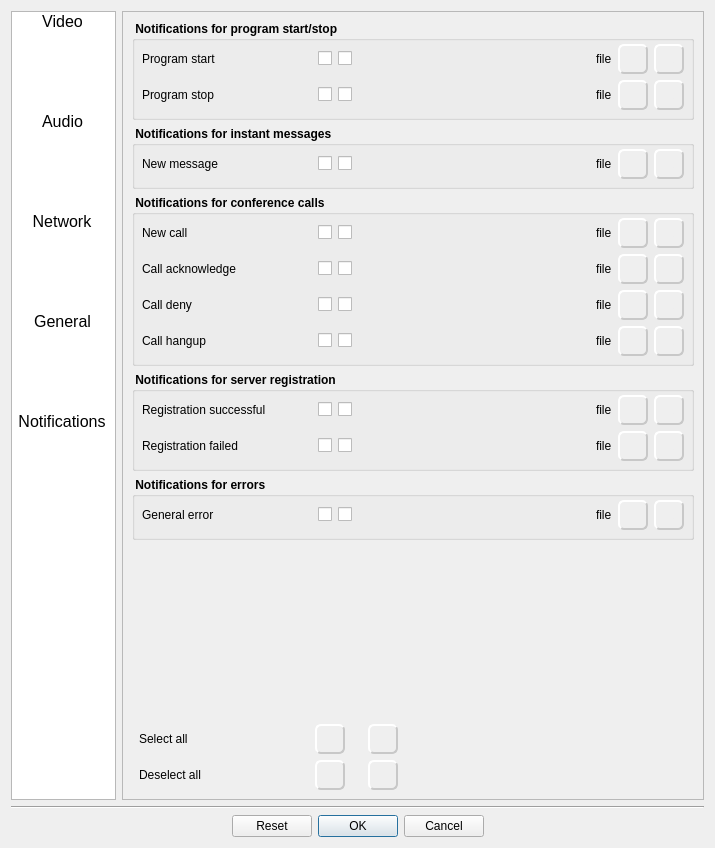
Old version of the form Homer/forms/Dialogs/ConfigurationDialog.ui in the repository Homer-Conferencing/Homer-Conferencing.
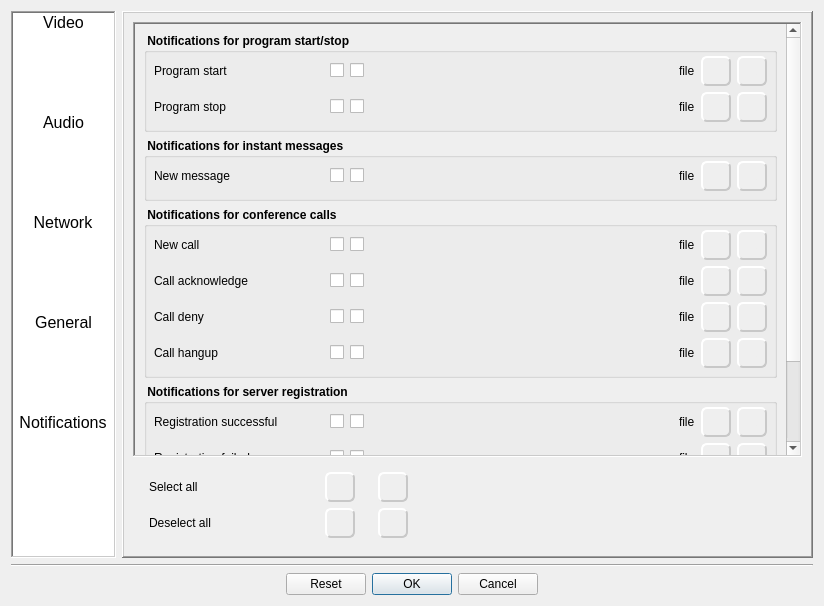
New version of the form. The open tabs and pages were chosen to show the change. Icons and pictures are not drawn.

Commit message: - fixed: no capital letters in tool tips - added: intuitive settings menu - fixed: GUI layout aligned

Patch:
```diff
--- a/Homer/forms/Dialogs/ConfigurationDialog.ui
+++ b/Homer/forms/Dialogs/ConfigurationDialog.ui
@@ -6,8 +6,8 @@
    <rect>
     <x>0</x>
     <y>0</y>
-    <width>715</width>
-    <height>848</height>
+    <width>824</width>
+    <height>606</height>
    </rect>
   </property>
   <property name="windowTitle">
@@ -41,7 +41,7 @@
         </font>
        </property>
        <property name="frameShape">
-        <enum>QFrame::StyledPanel</enum>
+        <enum>QFrame::WinPanel</enum>
        </property>
        <property name="frameShadow">
         <enum>QFrame::Sunken</enum>
@@ -164,7 +164,7 @@
         </font>
        </property>
        <property name="frameShape">
-        <enum>QFrame::StyledPanel</enum>
+        <enum>QFrame::WinPanel</enum>
        </property>
        <property name="frameShadow">
         <enum>QFrame::Raised</enum>
@@ -3099,6 +3099,33 @@
        <widget class="QWidget" name="mNotifications">
         <layout class="QVBoxLayout" name="verticalLayout_21">
          <item>
+          <widget class="QScrollArea" name="scrollArea">
+           <property name="frameShape">
+            <enum>QFrame::WinPanel</enum>
+           </property>
+           <property name="frameShadow">
+            <enum>QFrame::Sunken</enum>
+           </property>
+           <property name="lineWidth">
+            <number>0</number>
+           </property>
+           <property name="widgetResizable">
+            <bool>true</bool>
+           </property>
+           <property name="alignment">
+            <set>Qt::AlignCenter</set>
+           </property>
+           <widget class="QWidget" name="scrollAreaWidgetContents">
+            <property name="geometry">
+             <rect>
+              <x>0</x>
+              <y>0</y>
+              <width>646</width>
+              <height>542</height>
+             </rect>
+            </property>
+            <layout class="QVBoxLayout" name="verticalLayout_24">
+             <item>
           <widget class="QGroupBox" name="mGrpStyle_7">
            <property name="font">
             <font>
@@ -5322,22 +5349,25 @@
            </layout>
           </widget>
          </item>
-         <item>
-          <spacer name="verticalSpacer_6">
-           <property name="orientation">
-            <enum>Qt::Vertical</enum>
-           </property>
-           <property name="sizeType">
-            <enum>QSizePolicy::MinimumExpanding</enum>
-           </property>
-           <property name="sizeHint" stdset="0">
-            <size>
-             <width>20</width>
-             <height>1</height>
-            </size>
-           </property>
-          </spacer>
+            </layout>
+            <zorder>mGrpStyle_7</zorder>
+            <zorder>mGrpStyle_7</zorder>
+            <zorder>mGrpStyle_3</zorder>
+            <zorder>mGrpStyle_4</zorder>
+            <zorder>mGrpStyle_6</zorder>
+            <zorder>mGrpStyle_5</zorder>
+           </widget>
+          </widget>
          </item>
+         <item>
+          <widget class="QFrame" name="frame">
+           <property name="frameShape">
+            <enum>QFrame::NoFrame</enum>
+           </property>
+           <property name="frameShadow">
+            <enum>QFrame::Raised</enum>
+           </property>
+           <layout class="QVBoxLayout" name="verticalLayout_25">
          <item>
           <layout class="QHBoxLayout" name="horizontalLayout_40">
            <item>
@@ -5671,6 +5701,9 @@
             </spacer>
            </item>
           </layout>
+            </item>
+           </layout>
+          </widget>
          </item>
         </layout>
        </widget>
```
Lines whose indentation alone changed are shown as unchanged. The commit also changes 10 other files.
